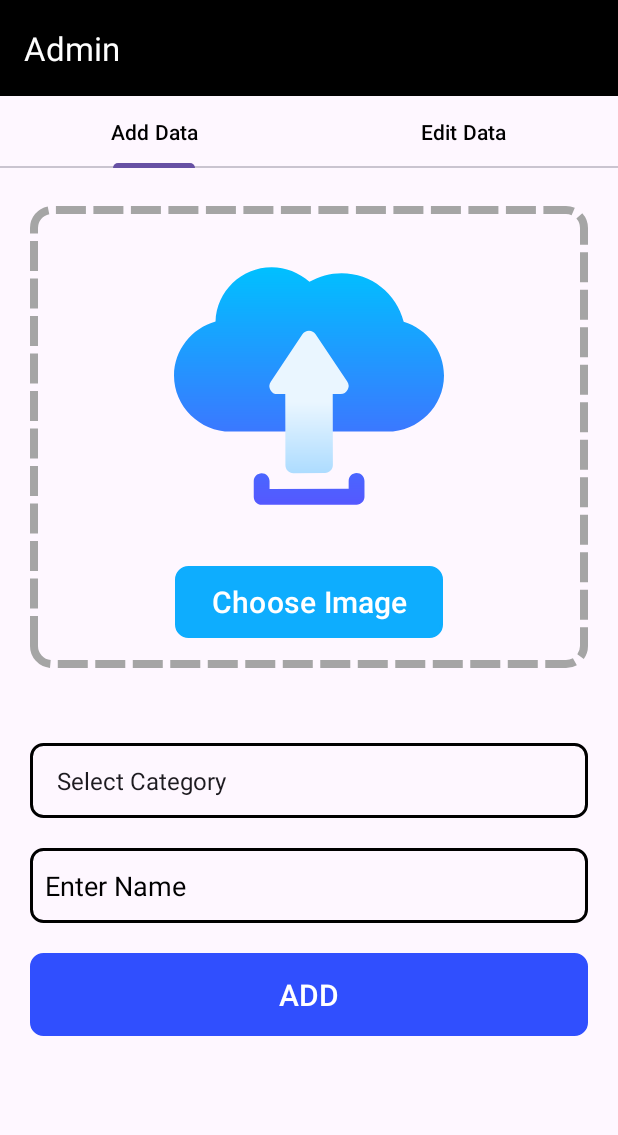
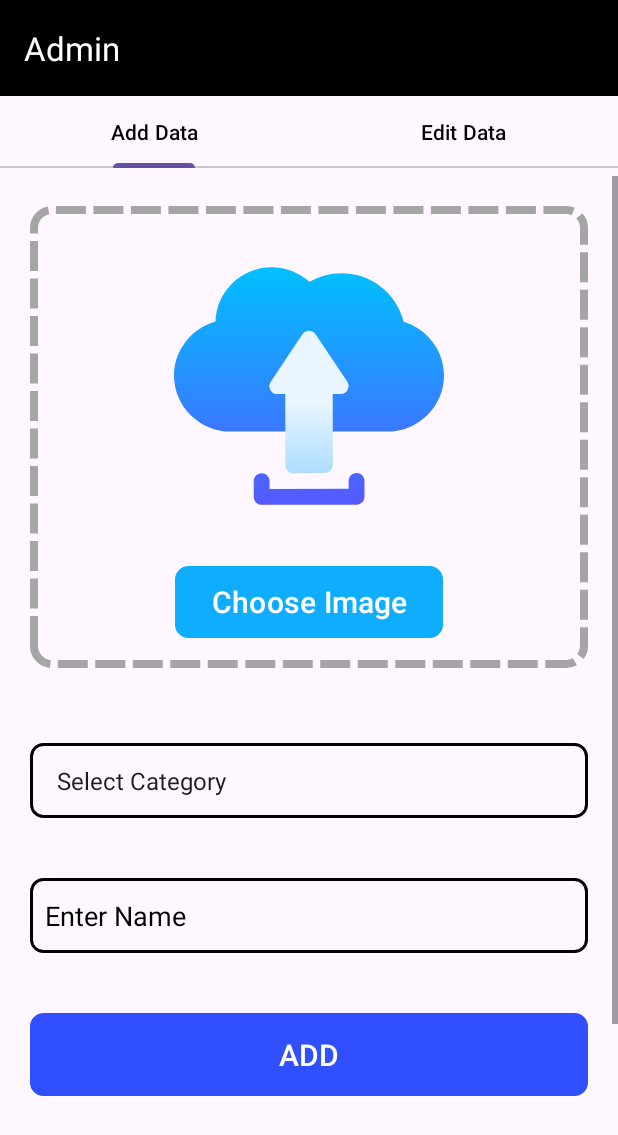
Before and after one commit to A23coder/AdminArtistry, an Android app: the AddFrag screen opened directly, with no data from a screen before it, on a phone screen of 412 x 824 dp. Shown: the top 1135 px of the screen. Run offline under Robolectric (Android 15) with nearby library versions, the phone set to English and light mode, and no system bars; our stand-ins replace Firebase (no records; nobody signed in at launch, a user with empty details on screens opened directly).

Commit message:
Another Changes..

```diff
--- a/app/src/main/res/layout/layout_add_fragment.xml
+++ b/app/src/main/res/layout/layout_add_fragment.xml
@@ -7,7 +7,6 @@
     <androidx.constraintlayout.widget.ConstraintLayout
         android:layout_width="match_parent"
         android:layout_height="wrap_content">
-
 
         <androidx.constraintlayout.widget.ConstraintLayout
             android:id="@+id/layoutUpload"
@@ -51,10 +50,13 @@
 
         </androidx.constraintlayout.widget.ConstraintLayout>
 
-        <androidx.constraintlayout.widget.ConstraintLayout
+        <LinearLayout
             android:layout_width="match_parent"
             android:layout_height="wrap_content"
             android:layout_marginTop="30dp"
+            android:orientation="vertical"
+            app:layout_constraintEnd_toEndOf="parent"
+            app:layout_constraintStart_toStartOf="parent"
             app:layout_constraintTop_toBottomOf="@id/layoutUpload">
 
             <Spinner
@@ -63,10 +65,7 @@
                 android:layout_height="50dp"
                 android:layout_margin="20dp"
                 android:background="@drawable/roundedborder"
-                android:padding="10dp"
-                app:layout_constraintEnd_toEndOf="parent"
-                app:layout_constraintStart_toStartOf="parent"
-                app:layout_constraintTop_toTopOf="parent" />
+                android:padding="10dp" />
 
             <Spinner
                 android:id="@+id/subCategory"
@@ -75,11 +74,7 @@
                 android:layout_margin="20dp"
                 android:background="@drawable/roundedborder"
                 android:padding="10dp"
-                android:visibility="gone"
-                app:layout_constraintEnd_toEndOf="@+id/mainCategory"
-                app:layout_constraintStart_toStartOf="@+id/mainCategory"
-                app:layout_constraintTop_toBottomOf="@+id/mainCategory" />
-
+                android:visibility="gone" />
 
             <EditText
                 android:id="@+id/edt_name"
@@ -90,12 +85,8 @@
                 android:hint="Enter Name"
                 android:maxLines="1"
                 android:padding="10dp"
-
                 android:textColor="@color/black"
-                android:textColorHint="@color/black"
-                app:layout_constraintEnd_toEndOf="@+id/subCategory"
-                app:layout_constraintStart_toStartOf="@+id/subCategory"
-                app:layout_constraintTop_toBottomOf="@+id/subCategory" />
+                android:textColorHint="@color/black" />
 
             <Button
                 android:id="@+id/btnUpload"
@@ -109,24 +100,21 @@
                 android:textAllCaps="true"
                 android:textColor="@color/white"
                 android:textSize="20sp"
-                app:backgroundTint="#304FFE"
-                app:layout_constraintEnd_toEndOf="@+id/edt_name"
-                app:layout_constraintStart_toStartOf="@+id/edt_name"
-                app:layout_constraintTop_toBottomOf="@+id/edt_name" />
+                app:backgroundTint="#304FFE" />
 
             <ProgressBar
                 android:id="@+id/progressBarAddData"
                 android:layout_width="50dp"
                 android:layout_height="40dp"
+                android:layout_gravity="center"
                 android:layout_margin="10dp"
                 android:indeterminateTint="@color/blue"
-                android:visibility="gone"
-                app:layout_constraintBottom_toBottomOf="parent"
-                app:layout_constraintEnd_toEndOf="@id/btnUpload"
-                app:layout_constraintStart_toStartOf="@+id/btnUpload"
-                app:layout_constraintTop_toBottomOf="@+id/btnUpload" />
+                android:visibility="gone" />
+            <ImageView
+                android:layout_width="match_parent"
+                android:layout_height="250dp"/>
 
-        </androidx.constraintlayout.widget.ConstraintLayout>
+        </LinearLayout>
 
     </androidx.constraintlayout.widget.ConstraintLayout>
 </ScrollView>
```
